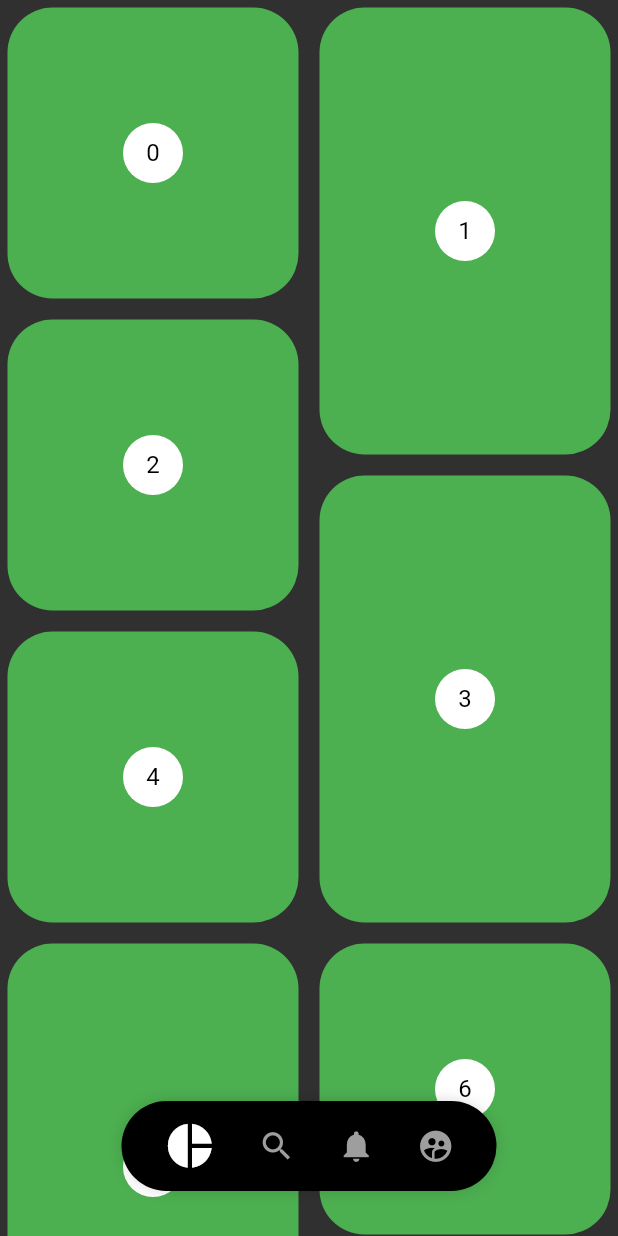
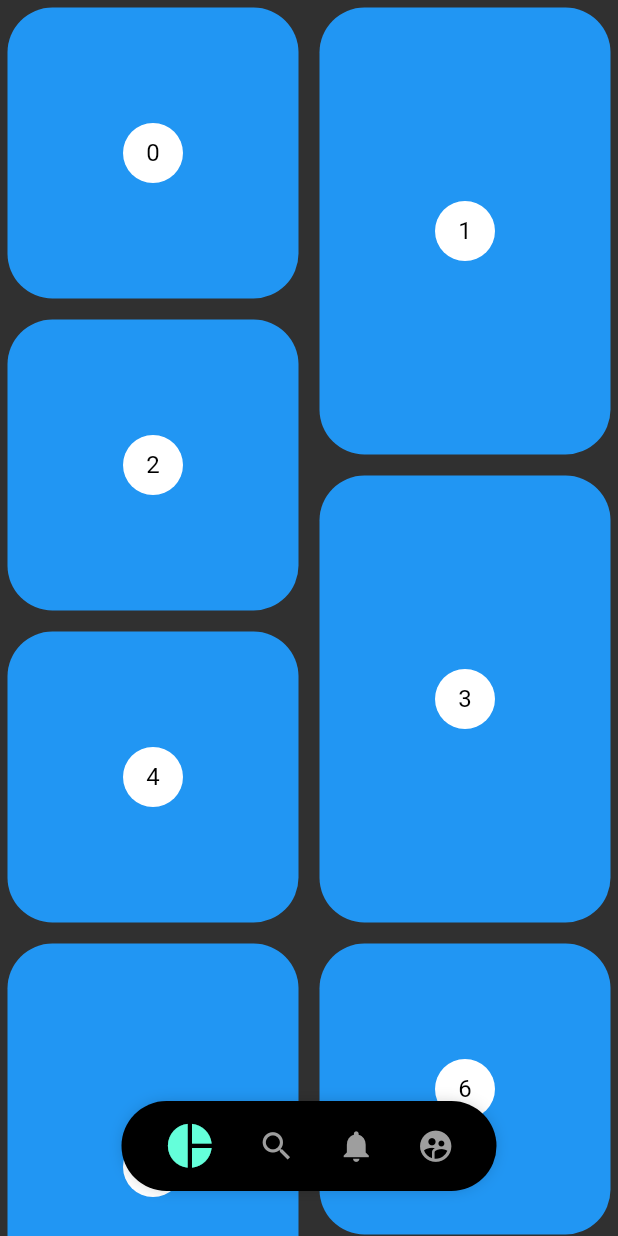
Before and after one commit to DanielFernandoYepezVelez/02-Proyecto-Movil-Flutter-Intermedio-Animaciones, a Flutter app: the PinterestScreen screen opened by its route, on a phone screen of 412 x 824 dp. Run offline on Flutter 3.47's test engine with Material 2 defaults, Android fonts, the phone set to English and light mode, and no system bars; our stand-ins replace animate_do, flutter_svg, font_awesome_flutter.

Commit message:
Iniciando Personalizando Colores Por Cada Pantalla

```diff
--- a/lib/main.dart
+++ b/lib/main.dart
@@ -1,4 +1,3 @@
-import 'package:animations_app/theme/temaProvider.dart';
 import 'package:flutter/material.dart';
 import 'package:provider/provider.dart';
 
@@ -10,6 +9,7 @@ import 'package:animations_app/providers/providers.dart';
 
 /* Tema De La App */
 // import 'package:animations_app/theme/tema.dart';
+import 'package:animations_app/theme/temaProvider.dart';
 
 void main() => runApp(AppState());
 
--- a/lib/screens/pinterest_screen.dart
+++ b/lib/screens/pinterest_screen.dart
@@ -1,6 +1,9 @@
 import 'package:flutter/material.dart';
 import 'package:provider/provider.dart';
 import 'package:flutter_staggered_grid_view/flutter_staggered_grid_view.dart';
+
+/* Theme Provider */
+import 'package:animations_app/theme/temaProvider.dart';
 
 /* Widgets */
 import 'package:animations_app/widgets/widgets.dart';
@@ -36,6 +39,7 @@ class _LocationMenu extends StatelessWidget {
   Widget build(BuildContext context) {
     final widthScreen = MediaQuery.of(context).size.width;
     final mostrarMenu = Provider.of<DisplayMenu>(context).getMostrar;
+    final appTheme = Provider.of<ThemeChangeProvider>(context).currentTheme;
 
     return Positioned(
       bottom: 30,
@@ -44,6 +48,8 @@ class _LocationMenu extends StatelessWidget {
         child: Align(
           child: PinterestMenu(
             mostrar: mostrarMenu,
+            activeColor: appTheme!.colorScheme.secondary,
+            backgroundColor: appTheme.scaffoldBackgroundColor,
             /* activeColor: Colors.red,
             inactiveColor: Colors.blueGrey, */
             items: [
@@ -139,7 +145,7 @@ class _PinterestItem extends StatelessWidget {
     return new Container(
       margin: EdgeInsets.all(5),
       decoration: BoxDecoration(
-        color: Colors.green,
+        color: Colors.blue,
         borderRadius: BorderRadius.all(Radius.circular(30)),
       ),
       child: new Center(
```
Also changed, not shown: lib/screens/graficas_circulares_screen.dart (+16 -4 lines), lib/screens/launcher_screen.dart (+23 -12 lines), 1 other file.
